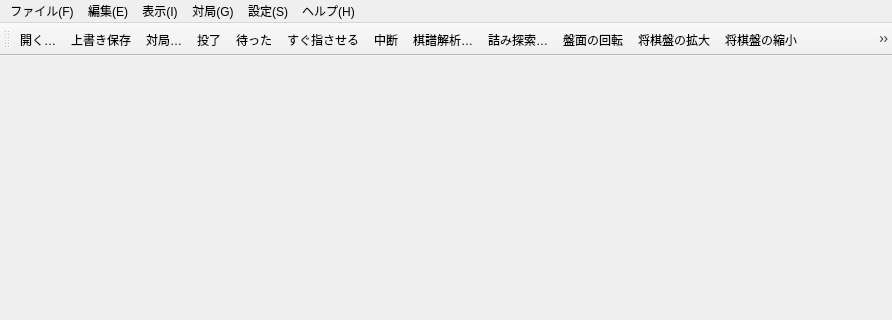
hnakada123/ShogiBoardQ, file src/app/mainwindow.ui: the form before one commit; both pictures show x 0 to 892 and y 0 to 320 of the 892 by 600 pixel window.
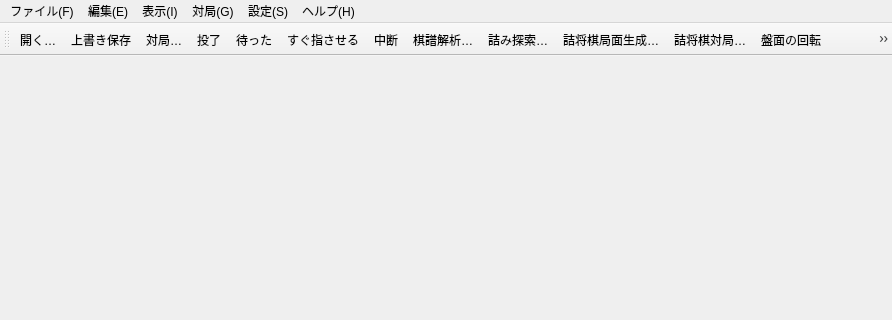
The form after the commit. Icons and pictures are not drawn.

Commit message:
ツールバーに詰将棋生成・詰将棋プレイを移しバージョンを 2026.09.28 に更新する
mainwindow.ui で詰将棋生成と詰将棋プレイのアクションをメニューからツールバーへ移し、CMakeLists.txt の APP_VERSION を 2026.09.28 にした。

Patch:
```diff
--- a/src/app/mainwindow.ui
+++ b/src/app/mainwindow.ui
@@ -191,6 +191,8 @@
    <addaction name="actionBreakOffGame"/>
    <addaction name="actionAnalyzeKifu"/>
    <addaction name="actionTsumeShogiSearch"/>
+   <addaction name="actionTsumeshogiGenerator"/>
+   <addaction name="actionTsumePlay"/>
    <addaction name="actionFlipBoard"/>
    <addaction name="actionEnlargeBoard"/>
    <addaction name="actionShrinkBoard"/>
```
Left out of the diff: 164 changed lines with no effect on the pictures. The commit also changes 1 other file.
